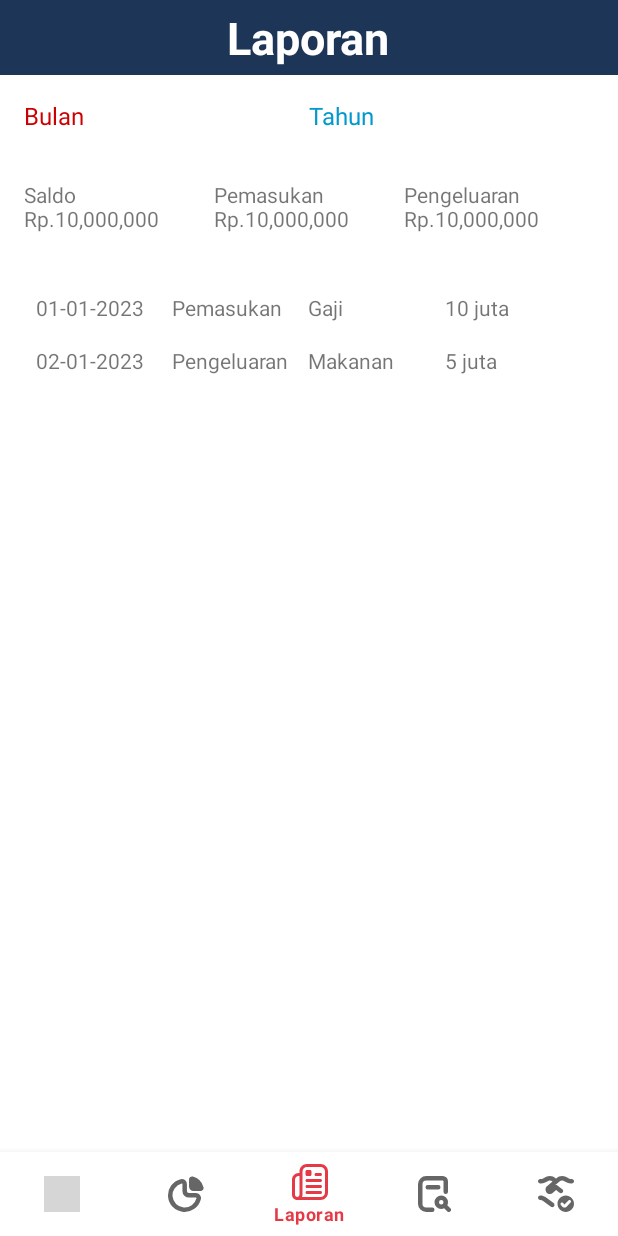
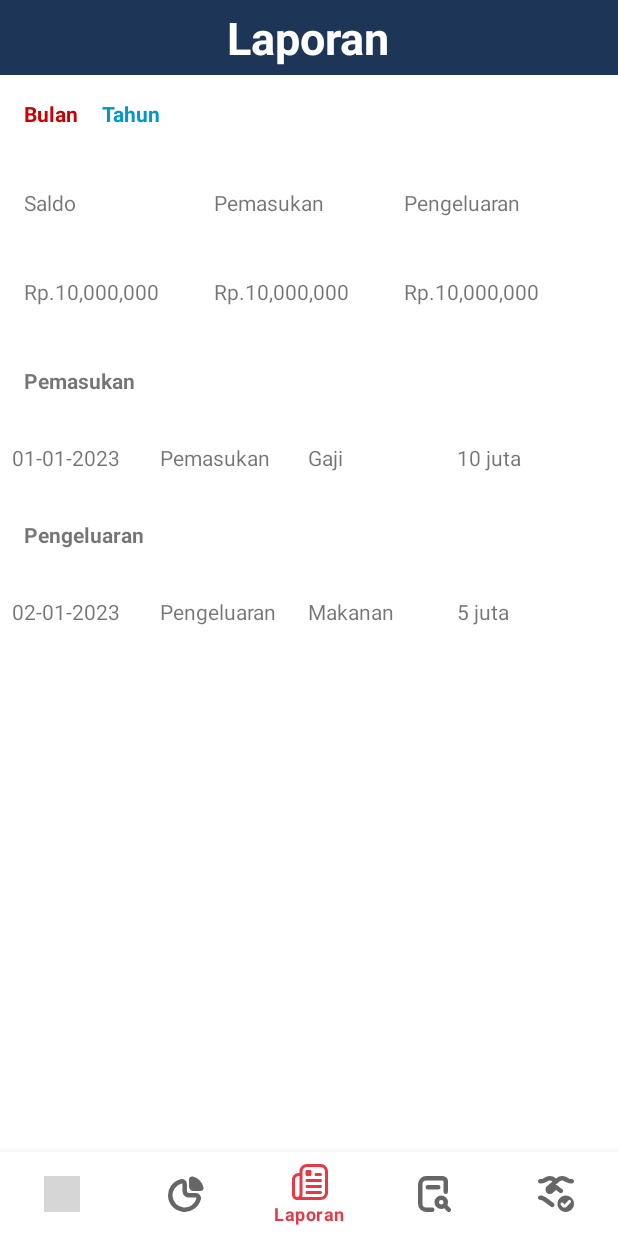
Before and after one commit to Orlandd/DashboardKeuangan, an Android app: the NotificationsFragment screen opened through its navigation route, on a phone screen of 412 x 824 dp. Run offline under Robolectric (Android 15) with nearby library versions, the phone set to English and light mode, and no system bars; our stand-ins replace navigation-ui; grey boxes are pictures that could not be loaded.

Commit message:
fazel revisi

```diff
--- a/app/src/main/java/com/example/dashboardkeuangan/ui/notifications/NotificationsFragment.kt
+++ b/app/src/main/java/com/example/dashboardkeuangan/ui/notifications/NotificationsFragment.kt
@@ -11,12 +11,19 @@ import com.example.dashboardkeuangan.R
 
 class NotificationsFragment : Fragment() {
 
-    private lateinit var rvFinancialReport: RecyclerView
-    private lateinit var financialReportAdapter: FinancialReportAdapter
-    private val reportList = listOf(
+    private lateinit var rvPemasukan: RecyclerView
+    private lateinit var rvPengeluaran: RecyclerView
+    private lateinit var pemasukanAdapter: FinancialReportAdapter
+    private lateinit var pengeluaranAdapter: FinancialReportAdapter
+
+    private val pemasukanList = listOf(
         FinancialReport("01-01-2023", "Pemasukan", "Gaji", 10),
+        // Add more sample pemasukan data here
+    )
+
+    private val pengeluaranList = listOf(
         FinancialReport("02-01-2023", "Pengeluaran", "Makanan", 5),
-        // Add more sample data here
+        // Add more sample pengeluaran data here
     )
 
     override fun onCreateView(
@@ -26,10 +33,15 @@ class NotificationsFragment : Fragment() {
         // Inflate the layout for this fragment
         val view = inflater.inflate(R.layout.fragment_financial_report, container, false)
 
-        rvFinancialReport = view.findViewById(R.id.rvFinancialReport)
-        rvFinancialReport.layoutManager = LinearLayoutManager(context)
-        financialReportAdapter = FinancialReportAdapter(reportList)
-        rvFinancialReport.adapter = financialReportAdapter
+        rvPemasukan = view.findViewById(R.id.rvPemasukan)
+        rvPemasukan.layoutManager = LinearLayoutManager(context)
+        pemasukanAdapter = FinancialReportAdapter(pemasukanList)
+        rvPemasukan.adapter = pemasukanAdapter
+
+        rvPengeluaran = view.findViewById(R.id.rvPengeluaran)
+        rvPengeluaran.layoutManager = LinearLayoutManager(context)
+        pengeluaranAdapter = FinancialReportAdapter(pengeluaranList)
+        rvPengeluaran.adapter = pengeluaranAdapter
 
         return view
     }
--- a/app/src/main/res/layout/fragment_financial_report.xml
+++ b/app/src/main/res/layout/fragment_financial_report.xml
@@ -1,12 +1,12 @@
 <?xml version="1.0" encoding="utf-8"?>
-<LinearLayout xmlns:android="http://schemas.android.com/apk/res/android"
+<RelativeLayout xmlns:android="http://schemas.android.com/apk/res/android"
     xmlns:tools="http://schemas.android.com/tools"
+    xmlns:app="http://schemas.android.com/apk/res-auto"
     android:layout_width="match_parent"
-    android:layout_height="match_parent"
-    android:orientation="vertical"
-    tools:context=".FinancialReportFragment">
+    android:layout_height="wrap_content"
+    tools:context=".MainActivity">
 
-    <!-- New Header Title Section -->
+    <!-- Header Title Section -->
     <LinearLayout
         android:id="@+id/header_title"
         android:layout_width="match_parent"
@@ -26,68 +26,128 @@
 
     <!-- Header Section -->
     <LinearLayout
+        android:id="@+id/header_section"
         android:layout_width="match_parent"
         android:layout_height="wrap_content"
         android:orientation="horizontal"
-        android:padding="16dp">
+        android:padding="16dp"
+        android:layout_below="@id/header_title">
 
         <TextView
-            android:id="@+id/tvBulan"
-            android:layout_width="0dp"
+            android:id="@+id/tvMonth"
+            android:layout_width="wrap_content"
             android:layout_height="wrap_content"
-            android:layout_weight="1"
             android:text="Bulan"
             android:textColor="@android:color/holo_red_dark"
-            android:textSize="16sp" />
+            android:textStyle="bold"/>
 
         <TextView
-            android:id="@+id/tvTahun"
-            android:layout_width="0dp"
+            android:id="@+id/tvYear"
+            android:layout_width="wrap_content"
             android:layout_height="wrap_content"
-            android:layout_weight="1"
+            android:layout_marginStart="16dp"
             android:text="Tahun"
             android:textColor="@android:color/holo_blue_dark"
-            android:textSize="16sp" />
+            android:textStyle="bold"/>
     </LinearLayout>
 
     <!-- Balance Section -->
     <LinearLayout
+        android:id="@+id/balance_section"
         android:layout_width="match_parent"
         android:layout_height="wrap_content"
         android:orientation="horizontal"
-        android:padding="16dp">
+        android:padding="16dp"
+        android:layout_below="@id/header_section"
+        android:layout_marginTop="8dp">
+
+        <TextView
+            android:layout_width="0dp"
+            android:layout_height="wrap_content"
+            android:layout_weight="1"
+            android:text="Saldo"/>
+
+        <TextView
+            android:layout_width="0dp"
+            android:layout_height="wrap_content"
+            android:layout_weight="1"
+            android:text="Pemasukan"/>
+
+        <TextView
+            android:layout_width="0dp"
+            android:layout_height="wrap_content"
+            android:layout_weight="1"
+            android:text="Pengeluaran"/>
+    </LinearLayout>
+
+    <!-- Balance Values Section -->
+    <LinearLayout
+        android:id="@+id/balance_values_section"
+        android:layout_width="match_parent"
+        android:layout_height="wrap_content"
+        android:orientation="horizontal"
+        android:padding="16dp"
+        android:layout_below="@id/balance_section"
+        android:layout_marginTop="8dp">
 
         <TextView
             android:id="@+id/tvSaldo"
             android:layout_width="0dp"
             android:layout_height="wrap_content"
             android:layout_weight="1"
-            android:text="Saldo\nRp.10,000,000"
-            android:textSize="14sp" />
+            android:text="Rp.10,000,000"/>
 
         <TextView
             android:id="@+id/tvPemasukan"
             android:layout_width="0dp"
             android:layout_height="wrap_content"
             android:layout_weight="1"
-            android:text="Pemasukan\nRp.10,000,000"
-            android:textSize="14sp" />
+            android:text="Rp.10,000,000"/>
 
         <TextView
             android:id="@+id/tvPengeluaran"
             android:layout_width="0dp"
             android:layout_height="wrap_content"
             android:layout_weight="1"
-            android:text="Pengeluaran\nRp.10,000,000"
-            android:textSize="14sp" />
+            android:text="Rp.10,000,000"/>
     </LinearLayout>
 
-    <!-- RecyclerView Section -->
+    <!-- Income Section Header -->
+    <TextView
+        android:id="@+id/income_header"
+        android:layout_width="match_parent"
+        android:layout_height="wrap_content"
+        android:padding="16dp"
+        android:text="Pemasukan"
+        android:textStyle="bold"
+        android:layout_below="@id/balance_values_section"
+        android:layout_marginTop="8dp"/>
+
+    <!-- Income RecyclerView -->
     <androidx.recyclerview.widget.RecyclerView
-        android:id="@+id/rvFinancialReport"
+        android:id="@+id/rvPemasukan"
         android:layout_width="match_parent"
-        android:layout_height="0dp"
-        android:layout_weight="1"
-        android:padding="16dp" />
+        android:layout_height="wrap_content"
+        android:layout_below="@id/income_header"
+        android:layout_marginTop="8dp"/>
 
-</LinearLayout>
+    <!-- Expense Section Header -->
+    <TextView
+        android:id="@+id/expense_header"
+        android:layout_width="match_parent"
+        android:layout_height="wrap_content"
+        android:layout_below="@id/rvPemasukan"
+        android:layout_marginTop="8dp"
+        android:padding="16dp"
+        android:text="Pengeluaran"
+        android:textStyle="bold" />
+
+    <!-- Expense RecyclerView -->
+    <androidx.recyclerview.widget.RecyclerView
+        android:id="@+id/rvPengeluaran"
+        android:layout_width="match_parent"
+        android:layout_height="wrap_content"
+        android:layout_below="@id/expense_header"
+        android:layout_marginTop="8dp" />
+
+</RelativeLayout>
--- a/app/src/main/res/layout/fragment_notifications.xml
+++ b/app/src/main/res/layout/fragment_notifications.xml
@@ -1,4 +1,3 @@
-<?xml version="1.0" encoding="utf-8"?>
 <RelativeLayout xmlns:android="http://schemas.android.com/apk/res/android"
     xmlns:tools="http://schemas.android.com/tools"
     xmlns:app="http://schemas.android.com/apk/res-auto"
@@ -6,6 +5,7 @@
     android:layout_height="wrap_content"
     tools:context=".MainActivity">
 
+    <!-- Header Title Section -->
     <LinearLayout
         android:id="@+id/header_title"
         android:layout_width="match_parent"
@@ -23,7 +23,9 @@
             android:textColor="@color/white"/>
     </LinearLayout>
 
+    <!-- Header Section -->
     <LinearLayout
+        android:id="@+id/header_section"
         android:layout_width="match_parent"
         android:layout_height="wrap_content"
         android:orientation="horizontal"
@@ -48,13 +50,15 @@
             android:textStyle="bold"/>
     </LinearLayout>
 
+    <!-- Balance Section -->
     <LinearLayout
+        android:id="@+id/balance_section"
         android:layout_width="match_parent"
         android:layout_height="wrap_content"
         android:orientation="horizontal"
         android:padding="16dp"
-        android:layout_below="@id/header_title"
-        android:layout_marginTop="48dp">
+        android:layout_below="@id/header_section"
+        android:layout_marginTop="8dp">
 
         <TextView
             android:layout_width="0dp"
@@ -75,13 +79,15 @@
             android:text="Pengeluaran"/>
     </LinearLayout>
 
+    <!-- Balance Values Section -->
     <LinearLayout
+        android:id="@+id/balance_values_section"
         android:layout_width="match_parent"
         android:layout_height="wrap_content"
         android:orientation="horizontal"
         android:padding="16dp"
-        android:layout_below="@id/header_title"
-        android:layout_marginTop="96dp">
+        android:layout_below="@id/balance_section"
+        android:layout_marginTop="8dp">
 
         <TextView
             android:id="@+id/tvSaldo"
@@ -105,36 +111,42 @@
             android:text="Rp.10,000,000"/>
     </LinearLayout>
 
+    <!-- Income Section Header -->
     <TextView
+        android:id="@+id/income_header"
         android:layout_width="match_parent"
         android:layout_height="wrap_content"
         android:padding="16dp"
         android:text="Pemasukan"
         android:textStyle="bold"
-        android:layout_below="@id/header_title"
-        android:layout_marginTop="144dp"/>
+        android:layout_below="@id/balance_values_section"
+        android:layout_marginTop="8dp"/>
 
+    <!-- Income RecyclerView -->
     <androidx.recyclerview.widget.RecyclerView
         android:id="@+id/rvPemasukan"
         android:layout_width="match_parent"
         android:layout_height="wrap_content"
-        android:layout_below="@id/header_title"
-        android:layout_marginTop="192dp"/>
+        android:layout_below="@id/income_header"
+        android:layout_marginTop="8dp"/>
 
+    <!-- Expense Section Header -->
     <TextView
+        android:id="@+id/expense_header"
         android:layout_width="match_parent"
         android:layout_height="wrap_content"
-        android:layout_below="@id/header_title"
-        android:layout_marginTop="384dp"
+        android:layout_below="@id/rvPemasukan"
+        android:layout_marginTop="8dp"
         android:padding="16dp"
         android:text="Pengeluaran"
         android:textStyle="bold" />
 
+    <!-- Expense RecyclerView -->
     <androidx.recyclerview.widget.RecyclerView
         android:id="@+id/rvPengeluaran"
         android:layout_width="match_parent"
         android:layout_height="wrap_content"
-        android:layout_below="@id/header_title"
-        android:layout_marginTop="438dp" />
+        android:layout_below="@id/expense_header"
+        android:layout_marginTop="8dp" />
 
 </RelativeLayout>
```
